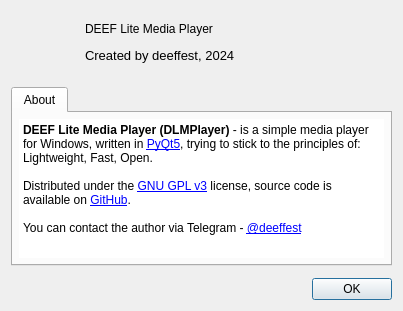
Old version of the form core/ui/about_dialog.ui in the repository deeffest/DEEF-Lite-Media-Player.
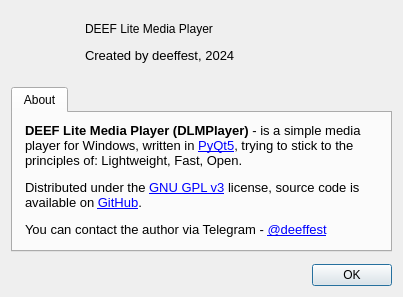
New version of the form. Icons and pictures are not drawn.

Patch:
```diff
--- a/core/ui/about_dialog.ui
+++ b/core/ui/about_dialog.ui
@@ -7,7 +7,7 @@
     <x>0</x>
     <y>0</y>
     <width>403</width>
-    <height>311</height>
+    <height>297</height>
    </rect>
   </property>
   <property name="windowTitle">
@@ -76,13 +76,13 @@
       </attribute>
       <layout class="QVBoxLayout" name="verticalLayout_2">
        <property name="leftMargin">
-        <number>6</number>
+        <number>12</number>
        </property>
        <property name="topMargin">
-        <number>6</number>
+        <number>3</number>
        </property>
        <property name="rightMargin">
-        <number>6</number>
+        <number>12</number>
        </property>
        <property name="bottomMargin">
         <number>6</number>
@@ -90,23 +90,12 @@
        <item>
         <layout class="QHBoxLayout" name="horizontalLayout">
          <item>
-          <widget class="QTextBrowser" name="textBrowser">
-           <property name="frameShape">
-            <enum>QFrame::NoFrame</enum>
+          <widget class="QLabel" name="label_3">
+           <property name="text">
+            <string>&lt;html&gt;&lt;head/&gt;&lt;body&gt;&lt;p&gt;&lt;span style=&quot; font-size:10pt; font-weight:700;&quot;&gt;DEEF Lite Media Player (DLMPlayer)&lt;/span&gt;&lt;span style=&quot; font-size:10pt;&quot;&gt; - is a simple media player for Windows, written in &lt;/span&gt;&lt;a href=&quot;https://www.riverbankcomputing.com/software/pyqt/intro&quot;&gt;&lt;span style=&quot; font-size:10pt; text-decoration: underline; color:#0000ff;&quot;&gt;PyQt5&lt;/span&gt;&lt;/a&gt;&lt;span style=&quot; font-size:10pt;&quot;&gt;, trying to stick to the principles of: Lightweight, Fast, Open.&lt;/span&gt;&lt;/p&gt;&lt;p&gt;&lt;span style=&quot; font-size:10pt;&quot;&gt;Distributed under the &lt;/span&gt;&lt;a href=&quot;https://www.gnu.org/licenses/gpl-3.0.html&quot;&gt;&lt;span style=&quot; font-size:10pt; text-decoration: underline; color:#0000ff;&quot;&gt;GNU GPL v3&lt;/span&gt;&lt;/a&gt;&lt;span style=&quot; font-size:10pt;&quot;&gt; license, source code is available on &lt;/span&gt;&lt;a href=&quot;https://github.com/deeffest/DEEF-Lite-Media-Player&quot;&gt;&lt;span style=&quot; font-size:10pt; text-decoration: underline; color:#0000ff;&quot;&gt;GitHub&lt;/span&gt;&lt;/a&gt;&lt;span style=&quot; font-size:10pt;&quot;&gt;.&lt;/span&gt;&lt;/p&gt;&lt;p&gt;&lt;span style=&quot; font-size:10pt;&quot;&gt;You can contact the author via Telegram - &lt;/span&gt;&lt;a href=&quot;https://t.me/deeffest&quot;&gt;&lt;span style=&quot; font-size:10pt; text-decoration: underline; color:#0000ff;&quot;&gt;@deeffest&lt;/span&gt;&lt;/a&gt;&lt;/p&gt;&lt;/body&gt;&lt;/html&gt;</string>
            </property>
-           <property name="html">
-            <string>&lt;!DOCTYPE HTML PUBLIC &quot;-//W3C//DTD HTML 4.0//EN&quot; &quot;http://www.w3.org/TR/REC-html40/strict.dtd&quot;&gt;
-&lt;html&gt;&lt;head&gt;&lt;meta name=&quot;qrichtext&quot; content=&quot;1&quot; /&gt;&lt;meta charset=&quot;utf-8&quot; /&gt;&lt;style type=&quot;text/css&quot;&gt;
-p, li { white-space: pre-wrap; }
-hr { height: 1px; border-width: 0; }
-li.unchecked::marker { content: &quot;\2610&quot;; }
-li.checked::marker { content: &quot;\2612&quot;; }
-&lt;/style&gt;&lt;/head&gt;&lt;body style=&quot; font-family:'Segoe UI'; font-size:9pt; font-weight:400; font-style:normal;&quot;&gt;
-&lt;p style=&quot; margin-top:0px; margin-bottom:0px; margin-left:0px; margin-right:0px; -qt-block-indent:0; text-indent:0px;&quot;&gt;&lt;span style=&quot; font-weight:700;&quot;&gt;DEEF Lite Media Player (DLMPlayer)&lt;/span&gt; - is a simple media player for Windows, written in &lt;a href=&quot;https://www.riverbankcomputing.com/software/pyqt/intro&quot;&gt;&lt;span style=&quot; text-decoration: underline; color:#0000ff;&quot;&gt;PyQt5&lt;/span&gt;&lt;/a&gt;, trying to stick to the principles of: Lightweight, Fast, Open.&lt;/p&gt;
-&lt;p style=&quot;-qt-paragraph-type:empty; margin-top:0px; margin-bottom:0px; margin-left:0px; margin-right:0px; -qt-block-indent:0; text-indent:0px;&quot;&gt;&lt;br /&gt;&lt;/p&gt;
-&lt;p style=&quot; margin-top:0px; margin-bottom:0px; margin-left:0px; margin-right:0px; -qt-block-indent:0; text-indent:0px;&quot;&gt;Distributed under the &lt;a href=&quot;https://www.gnu.org/licenses/gpl-3.0.html&quot;&gt;&lt;span style=&quot; text-decoration: underline; color:#0000ff;&quot;&gt;GNU GPL v3&lt;/span&gt;&lt;/a&gt; license, source code is available on &lt;a href=&quot;https://github.com/deeffest/DEEF-Lite-Media-Player&quot;&gt;&lt;span style=&quot; text-decoration: underline; color:#0000ff;&quot;&gt;GitHub&lt;/span&gt;&lt;/a&gt;.&lt;/p&gt;
-&lt;p style=&quot;-qt-paragraph-type:empty; margin-top:0px; margin-bottom:0px; margin-left:0px; margin-right:0px; -qt-block-indent:0; text-indent:0px;&quot;&gt;&lt;br /&gt;&lt;/p&gt;
-&lt;p style=&quot; margin-top:0px; margin-bottom:0px; margin-left:0px; margin-right:0px; -qt-block-indent:0; text-indent:0px;&quot;&gt;You can contact the author via Telegram - &lt;a href=&quot;https://t.me/deeffest&quot;&gt;&lt;span style=&quot; text-decoration: underline; color:#0000ff;&quot;&gt;@deeffest&lt;/span&gt;&lt;/a&gt;&lt;/p&gt;&lt;/body&gt;&lt;/html&gt;</string>
+           <property name="wordWrap">
+            <bool>true</bool>
            </property>
            <property name="openExternalLinks">
             <bool>true</bool>
```
